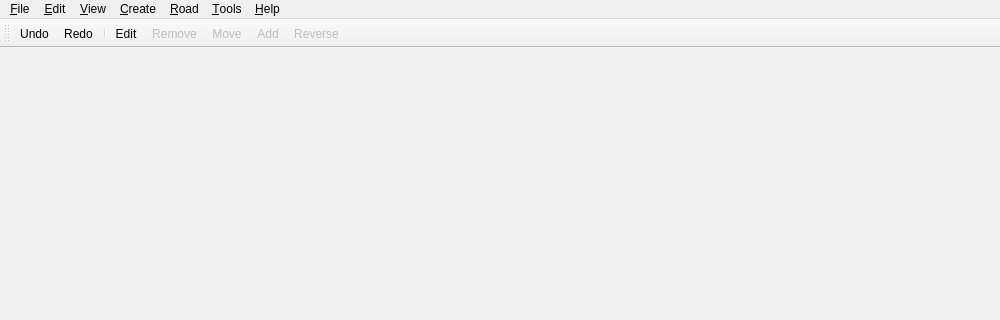
openstreetmap/merkaartor, file MainWindow.ui: the form before one commit; both pictures show x 0 to 1000 and y 0 to 320 of the 1000 by 600 pixel window.
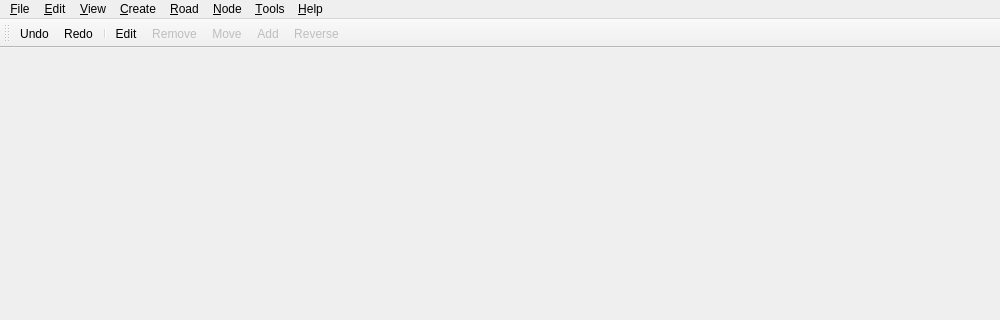
The form after the commit. Icons and pictures are not drawn.

Commit message: ADD : merge nodes function (closes #784) FIX : Actually commit the WHOLE yahoo stuff

```diff
--- a/MainWindow.ui
+++ b/MainWindow.ui
@@ -19,7 +19,7 @@
      <x>0</x>
      <y>0</y>
      <width>1000</width>
-     <height>29</height>
+     <height>27</height>
     </rect>
    </property>
    <widget class="QMenu" name="menuHelp" >
@@ -125,11 +125,18 @@
     <addaction name="separator" />
     <addaction name="toolsPreferencesAction" />
    </widget>
+   <widget class="QMenu" name="menu_Node" >
+    <property name="title" >
+     <string>&amp;Node</string>
+    </property>
+    <addaction name="nodeMergeAction" />
+   </widget>
    <addaction name="menuFile" />
    <addaction name="menuEdit" />
    <addaction name="menuView" />
    <addaction name="menuCreate" />
    <addaction name="menuRoad" />
+   <addaction name="menu_Node" />
    <addaction name="menuTools" />
    <addaction name="menuHelp" />
   </widget>
```
Left out of the diff: 11 changed lines with no effect on the pictures. The commit also changes 12 other files.
